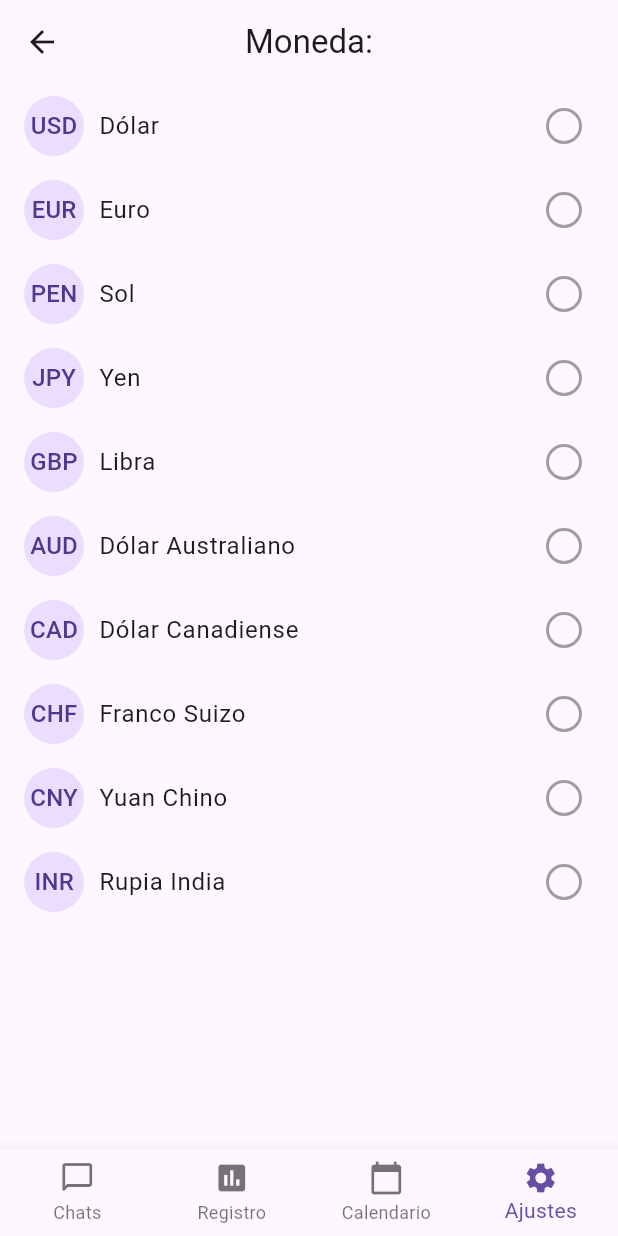
After one commit to jesusmfb07/financial-application, a Flutter app: the screen it shows after launch, item 4 of the bottom bar chosen, after a tap on "Monedas", on a phone screen of 412 x 824 dp. The commit adds this screen. Run offline on Flutter 3.47's test engine with Material 3 defaults, Android fonts, the phone set to English and light mode, and no system bars; our stand-ins replace file_picker, open_file, sqflite; missing offline and left inert: flutter_pdfview; accounts and stored records are empty.

Commit message:
implementing currencies

```diff
--- /dev/null
+++ b/devtools_options.yaml
@@ -0,0 +1,3 @@
+description: This file stores settings for Dart & Flutter DevTools.
+documentation: https://docs.flutter.dev/tools/devtools/extensions#configure-extension-enablement-states
+extensions:
--- /dev/null
+++ b/lib/finances/application/use_cases/category_use_case.dart
@@ -0,0 +1 @@
+// TODO Implement this library.
--- a/lib/finances/domain/entities/egress_entry_entity.dart
+++ b/lib/finances/domain/entities/egress_entry_entity.dart
@@ -3,8 +3,8 @@ class EgressEntry {
   final String description;
   final double amount;
   final DateTime date;
-  final String category;
-  final String provider;
+  final String? category;
+  final String? provider;
   final String? attachmentPath;
 
   EgressEntry({
--- a/lib/finances/ui/myFinancesPages/my_finance_page.dart
+++ b/lib/finances/ui/myFinancesPages/my_finance_page.dart
@@ -8,6 +8,7 @@ import '../../../../shared/providers/application/use_cases/provider_use_case.dar
 import '../../../../shared/providers/domain/aggregates/provider_aggregate.dart';
 import '../../../../shared/providers/infrastructure/adapters/provider_database_adapter.dart';
 import '../../../../shared/ui/navigation_bar_page.dart';
+import '../../../shared/categories/application/use_cases/handler/command/create_category_command.dart';
 import '../../application/ports/egress_port.dart';
 import '../../application/ports/income_port.dart';
 import '../../application/use_cases/egress_use_case.dart';
@@ -48,6 +49,7 @@ class _MyFinancesPageState extends State<MyFinancesPage> {
   late GetEgressEntriesUseCase getEgressEntriesUseCase;
   late GetCategoriesUseCase getCategoriesUseCase;
   late GetProvidersUseCase getProvidersUseCase;
+  late CreateCategoryUseCase createCategoryUseCase; // Añadir esto
 
   @override
   void initState() {
@@ -70,6 +72,7 @@ class _MyFinancesPageState extends State<MyFinancesPage> {
     getEgressEntriesUseCase = GetEgressEntriesQuery(egressEntryPort);
     getCategoriesUseCase = GetCategoriesQuery(CategorySQLiteAdapter());
     getProvidersUseCase = GetProvidersQuery(ProviderSQLiteAdapter());
+    createCategoryUseCase = CreateCategoryCommand(CategorySQLiteAdapter()); // Inicializar esto
 
     _loadInitialData();
   }
@@ -141,6 +144,7 @@ class _MyFinancesPageState extends State<MyFinancesPage> {
         updateEntryUseCase: updateIncomeEntryUseCase,
         getEntriesUseCase: getIncomeEntriesUseCase,
         getCategoriesUseCase: getCategoriesUseCase,
+        createCategoryUseCase: createCategoryUseCase, // Pasar esto
         aggregate: incomeAggregate,
         categoryAggregate: categoryAggregate,
       )
--- a/lib/settings/ui/mySettings/settings_page.dart
+++ b/lib/settings/ui/mySettings/settings_page.dart
@@ -1,3 +1,4 @@
+import 'package:exercises_flutter2/shared/currencies/domain/aggregates/currency_aggregate.dart';
 import 'package:flutter/material.dart';
 import 'package:intl/intl.dart';
 import '../../../chat/ui/pages/expense_manager_page.dart';
@@ -8,6 +9,11 @@ import '../../../shared/categories/application/use_cases/handler/queries/get_cat
 import '../../../shared/categories/domain/aggregates/category_aggregate.dart';
 import '../../../shared/categories/infrastructure/adapters/category_sqlite_adapter.dart';
 import '../../../shared/categories/ui/myCategory/category_page.dart';
+import '../../../shared/currencies/application/use_cases/handler/command/set_currency_command.dart';
+import '../../../shared/currencies/application/use_cases/handler/queries/get_currency_query.dart';
+import '../../../shared/currencies/application/use_cases/handler/queries/get_default_currency_query.dart';
+import '../../../shared/currencies/infrastructure/adapters/currency_adapter.dart';
+import '../../../shared/currencies/ui/currency_page.dart';
 import '../../../shared/providers/application/use_cases/handler/command/create_provider_command.dart';
 import '../../../shared/providers/application/use_cases/handler/command/delete_provider_command.dart';
 import '../../../shared/providers/application/use_cases/handler/command/update_provider_command.dart';
@@ -33,12 +39,20 @@ class SettingsPage extends StatelessWidget {
     final deleteProviderUseCase = DeleteProviderCommand(providerAdapter);
     final getProvidersUseCase = GetProvidersQuery(providerAdapter);
 
+
     final CategorySQLiteAdapter categoryAdapter = CategorySQLiteAdapter();
     final CategoryAggregate categoryAggregate = CategoryAggregate(categories: []);
     final createCategoryUseCase = CreateCategoryCommand(categoryAdapter);
     final updateCategoryUseCase = UpdateCategoryCommand(categoryAdapter);
     final deleteCategoryUseCase = DeleteCategoryCommand(categoryAdapter);
     final getCategoriesUseCase = GetCategoriesQuery(categoryAdapter);
+
+    final CurrencySQLiteAdapter currencyAdapter = CurrencySQLiteAdapter();
+    final CurrencyAggregate currencyAggregate = CurrencyAggregate(currencies: []);
+    final getCurrenciesUseCase = GetCurrenciesQuery(currencyAdapter);
+    final getDefaultCurrencyUseCase = GetDefaultCurrencyQuery(currencyAdapter);
+    final setDefaultCurrencyUseCase = SetDefaultCurrencyCommand(currencyAdapter);
+
 
     void _onItemTapped(int index) {
       if (index == 0) {
@@ -152,10 +166,20 @@ class SettingsPage extends StatelessWidget {
                   ),
                   ListTile(
                     leading: Icon(Icons.attach_money),
-                    title: Text('Moneda por defecto'),
+                    title: Text('Monedas'),
                     trailing: Icon(Icons.chevron_right),
-                    onTap: () async {
-                      // Implementación para Moneda por defecto
+                    onTap: () {
+                      Navigator.push(
+                        context,
+                        MaterialPageRoute(
+                          builder: (context) => CurrencyPage(
+                            getCurrenciesUseCase: getCurrenciesUseCase,
+                            getDefaultCurrencyUseCase: getDefaultCurrencyUseCase,
+                            setDefaultCurrencyUseCase: setDefaultCurrencyUseCase,
+                            aggregate: currencyAggregate,
+                          ),
+                        ),
+                      );
                     },
                   ),
                 ],
--- /dev/null
+++ b/lib/shared/currencies/application/use_cases/currency_use_case.dart
@@ -0,0 +1,14 @@
+import '../../domain/aggregates/currency_aggregate.dart';
+import '../../domain/entities/currency_entity.dart';
+
+abstract class GetCurrenciesUseCase {
+  Future<List<Currency>> execute(CurrencyAggregate aggregate);
+}
+
+abstract class GetDefaultCurrencyUseCase {
+  Future<Currency?> execute(CurrencyAggregate aggregate);
+}
+
+abstract class SetDefaultCurrencyUseCase {
+  Future<void> execute(CurrencyAggregate aggregate, String currencyCode);
+}
--- /dev/null
+++ b/lib/shared/currencies/application/use_cases/handler/queries/get_currency_query.dart
@@ -0,0 +1,15 @@
+import '../../../../domain/aggregates/currency_aggregate.dart';
+import '../../../../domain/entities/currency_entity.dart';
+import '../../../ports/currency_port.dart';
+import '../../currency_use_case.dart';
+
+class GetCurrenciesQuery implements GetCurrenciesUseCase {
+  final CurrencyPort currencyPort;
+
+  GetCurrenciesQuery(this.currencyPort);
+
+  @override
+  Future<List<Currency>> execute(CurrencyAggregate aggregate) async {
+    return await currencyPort.getCurrencies();
+  }
+}
--- /dev/null
+++ b/lib/shared/currencies/application/use_cases/handler/queries/get_default_currency_query.dart
@@ -0,0 +1,15 @@
+import '../../../../domain/aggregates/currency_aggregate.dart';
+import '../../../../domain/entities/currency_entity.dart';
+import '../../../ports/currency_port.dart';
+import '../../currency_use_case.dart';
+
+class GetDefaultCurrencyQuery implements GetDefaultCurrencyUseCase {
+  final CurrencyPort currencyPort;
+
+  GetDefaultCurrencyQuery(this.currencyPort);
+
+  @override
+  Future<Currency?> execute(CurrencyAggregate aggregate) async {
+    return await currencyPort.getDefaultCurrency();
+  }
+}
--- /dev/null
+++ b/lib/shared/currencies/domain/aggregates/currency_aggregate.dart
@@ -0,0 +1,41 @@
+import '../entities/currency_entity.dart';
+
+class CurrencyAggregate {
+  final List<Currency> currencies;
+  String? defaultCurrencyCode;
+
+  CurrencyAggregate({required this.currencies, this.defaultCurrencyCode});
+
+  List<Currency> listCurrencies() {
+    return currencies;
+  }
+
+  Currency? getDefaultCurrency() {
+    return currencies.firstWhere(
+          (currency) => currency.code == defaultCurrencyCode,
+      orElse: () => currencies.first,
+    );
+  }
+
+  void setDefaultCurrency(String currencyCode) {
+    if (currencies.any((currency) => currency.code == currencyCode)) {
+      defaultCurrencyCode = currencyCode;
+    }
+  }
+
+  void addCurrencies(List<Currency> newCurrencies) {
+    currencies.clear();
+    currencies.addAll(newCurrencies);
+  }
+
+  void addDefaultCurrencies(List<Currency> defaultCurrencies) {
+    final List<Currency> merged = List.from(defaultCurrencies);
+    for (var currency in currencies) {
+      if (!merged.any((c) => c.code == currency.code)) {
+        merged.add(currency);
+      }
+    }
+    currencies.clear();
+    currencies.addAll(merged);
+  }
+}
--- /dev/null
+++ b/lib/shared/currencies/domain/entities/currency_entity.dart
@@ -0,0 +1,6 @@
+class Currency {
+  final String code;
+  final String name;
+
+  Currency({required this.code, required this.name});
+}
--- /dev/null
+++ b/lib/shared/currencies/infrastructure/adapters/currency_adapter.dart
@@ -0,0 +1,90 @@
+import 'package:sqflite/sqflite.dart';
+import 'package:path/path.dart';
+import '../../domain/entities/currency_entity.dart';
+import '../../application/ports/currency_port.dart';
+import '../mappers/currency_mapper.dart';
+
+class CurrencySQLiteAdapter implements CurrencyPort {
+  static final CurrencySQLiteAdapter _instance = CurrencySQLiteAdapter._internal();
+  Database? _database;
+
+  factory CurrencySQLiteAdapter() {
+    return _instance;
+  }
+
+  CurrencySQLiteAdapter._internal();
+
+  Future<Database> get database async {
+    if (_database != null) return _database!;
+    _database = await _initDatabase();
+    return _database!;
+  }
+
+  Future<Database> _initDatabase() async {
+    final databasePath = await getDatabasesPath();
+    final path = join(databasePath, 'currencies.db');
+
+    return await openDatabase(
+      path,
+      version: 1,
+      onCreate: (db, version) async {
+        await db.execute('''
+          CREATE TABLE currencies (
+            code TEXT PRIMARY KEY,
+            name TEXT
+          )
+        ''');
+        await db.execute('''
+          CREATE TABLE default_currency (
+            code TEXT PRIMARY KEY
+          )
+        ''');
+      },
+    );
+  }
+
+  @override
+  Future<List<Currency>> getCurrencies() async {
+    final db = await database;
+    final result = await db.query('currencies');
+    return result.map((map) => CurrencyMapper.fromMap(map)).toList();
+  }
+
+  @override
+  Future<Currency?> getDefaultCurrency() async {
+    final db = await database;
+    final result = await db.query('default_currency');
+    if (result.isNotEmpty) {
+      final defaultCurrencyCode = result.first['code'] as String;
+      final currencyResult = await db.query(
+        'currencies',
+        where: 'code = ?',
+        whereArgs: [defaultCurrencyCode],
+      );
+      if (currencyResult.isNotEmpty) {
+        return CurrencyMapper.fromMap(currencyResult.first);
+      }
+    }
+    return null;
+  }
+
+  @override
+  Future<void> setDefaultCurrency(String currencyCode) async {
+    final db = await database;
+    await db.delete('default_currency');
+    await db.insert('default_currency', {'code': currencyCode});
+  }
+
+  Future<void> initializeCurrencies(List<Currency> currencies) async {
+    final db = await database;
+    await db.transaction((txn) async {
+      for (var currency in currencies) {
+        await txn.insert(
+          'currencies',
+          CurrencyMapper.toMap(currency),
+          conflictAlgorithm: ConflictAlgorithm.replace,
+        );
+      }
+    });
+  }
+}
--- /dev/null
+++ b/lib/shared/currencies/ui/currency_page.dart
@@ -0,0 +1,179 @@
+import 'package:flutter/cupertino.dart';
+import 'package:flutter/material.dart';
+
+import '../../ui/navigation_bar_page.dart';
+import '../application/use_cases/currency_use_case.dart';
+import '../domain/aggregates/currency_aggregate.dart';
+import '../domain/entities/currency_entity.dart';
+
+class CurrencyPage extends StatefulWidget {
+  final GetCurrenciesUseCase getCurrenciesUseCase;
+  final GetDefaultCurrencyUseCase getDefaultCurrencyUseCase;
+  final SetDefaultCurrencyUseCase setDefaultCurrencyUseCase;
+  final CurrencyAggregate aggregate;
+
+  CurrencyPage({
+    required this.getCurrenciesUseCase,
+    required this.getDefaultCurrencyUseCase,
+    required this.setDefaultCurrencyUseCase,
+    required this.aggregate,
+  });
+
+  @override
+  _CurrencyPageState createState() => _CurrencyPageState();
+}
+
+class _CurrencyPageState extends State<CurrencyPage> {
+  int _selectedIndex = 3;
+
+  Currency? _defaultCurrency;
+  final List<Currency> _defaultCurrencies = [
+    Currency(name: 'Dólar', code: 'USD'),
+    Currency(name: 'Euro', code: 'EUR'),
+    Currency(name: 'Sol', code: 'PEN'),
+    Currency(name: 'Yen', code: 'JPY'),
+    Currency(name: 'Libra', code: 'GBP'),
+    Currency(name: 'Dólar Australiano', code: 'AUD'),
+    Currency(name: 'Dólar Canadiense', code: 'CAD'),
+    Currency(name: 'Franco Suizo', code: 'CHF'),
+    Currency(name: 'Yuan Chino', code: 'CNY'),
+    Currency(name: 'Rupia India', code: 'INR'),
+  ];
+
+  @override
+  void initState() {
+    super.initState();
+    _loadCurrencies();
+    _loadDefaultCurrency();
+  }
+
+  Future<void> _loadCurrencies() async {
+    final currencies = await widget.getCurrenciesUseCase.execute(widget.aggregate);
+    setState(() {
+      widget.aggregate.addCurrencies(currencies);
+      widget.aggregate.addDefaultCurrencies(_defaultCurrencies);
+    });
+  }
+
+  Future<void> _loadDefaultCurrency() async {
+    final defaultCurrency = await widget.getDefaultCurrencyUseCase.execute(widget.aggregate);
+    setState(() {
+      _defaultCurrency = defaultCurrency;
+    });
+  }
+
+  Future<void> _setDefaultCurrency(Currency currency) async {
+    await widget.setDefaultCurrencyUseCase.execute(widget.aggregate, currency.code);
+    setState(() {
+      _defaultCurrency = currency;
+    });
+  }
+
+  void _showSetDefaultCurrencyDialog(Currency currency) {
+    showDialog(
+      context: context,
+      builder: (BuildContext context) {
+        return AlertDialog(
+          title: Text('Establecer como predeterminada'),
+          content: Text('¿Deseas establecer ${currency.name} como moneda predeterminada?'),
+          actions: <Widget>[
+            Row(
+              mainAxisAlignment: MainAxisAlignment.center,
+              children: [
+                TextButton(
+                  child: Text('Cancelar'),
+                  onPressed: () {
+                    Navigator.of(context).pop();
+                  },
+                ),
+                SizedBox(width: 20),
+                TextButton(
+                  child: Text('Aceptar'),
+                  onPressed: () {
+                    _setDefaultCurrency(currency);
+                    Navigator.of(context).pop();
+                  },
+                ),
+              ],
+            ),
+          ],
+        );
+      },
+    );
+  }
+
+  void _onItemTapped(int index) {
+    setState(() {
+      _selectedIndex = index;
+    });
+  }
+
+  @override
+  Widget build(BuildContext context) {
+    return Scaffold(
+      appBar: AppBar(
+        title: Column(
+          mainAxisAlignment: MainAxisAlignment.center,
+          children: [
+            Text('Moneda:'),
+            if (_defaultCurrency != null)
+              Text(
+                _defaultCurrency!.name,
+                style: TextStyle(fontWeight: FontWeight.bold),
+              ),
+          ],
+        ),
+        centerTitle: true, // This centers the title in the AppBar
+      ),
+      body: ListView.builder(
+        itemCount: widget.aggregate.currencies.length,
+        itemBuilder: (context, index) {
+          final currency = widget.aggregate.currencies[index];
+          final isDefault = currency.code == _defaultCurrency?.code;
+          return ListTile(
+            title: Row(
+              children: [
+                CircleAvatar(
+                  radius: 20,
+                  child: Text(currency.code),
+                ),
+                SizedBox(width: 10),
+                Text(currency.name),
+              ],
+            ),
+            trailing: GestureDetector(
+              onTap: () => _showSetDefaultCurrencyDialog(currency),
+              child: Container(
+                width: 24,
+                height: 24,
+                decoration: BoxDecoration(
+                  shape: BoxShape.circle,
+                  border: Border.all(
+                    color: isDefault ? Colors.green : Colors.grey,
+                    width: 2,
+                  ),
+                ),
+                child: isDefault
+                    ? Center(
+                  child: Container(
+                    width: 12,
+                    height: 12,
+                    decoration: BoxDecoration(
+                      shape: BoxShape.circle,
+                      color: Colors.green,
+                    ),
+                  ),
+                )
+                    : null,
+              ),
+            ),
+          );
+        },
+      ),
+      bottomNavigationBar: CustomBottomNavigationBar(
+        currentIndex: _selectedIndex,
+        onTap: _onItemTapped,
+      ),
+    );
+  }
+}
--- a/pubspec.yaml
+++ b/pubspec.yaml
@@ -24,6 +24,7 @@ dependencies:
   flutter_cached_pdfview: ^0.4.2
   chakre_pdf_viewer: ^1.1.0
   pdf_render: ^1.4.10
+  uuid: 4.4.0
 
 dev_dependencies:
   flutter_test:
```
Also changed, not shown: lib/finances/ui/myFinancesPages/income/income_entry_form.dart (+84 -19 lines), lib/finances/ui/myFinancesPages/income/income_page.dart (+63 -17 lines), lib/finances/ui/myFinancesPages/income/widgets/attachment_viewer.dart (+2 -11 lines), lib/shared/currencies/application/ports/currency_port.dart (added, +7 -0 lines), lib/shared/currencies/application/use_cases/handler/command/set_currency_command.dart (added, +15 -0 lines), lib/shared/currencies/infrastructure/mappers/currency_mapper.dart (added, +17 -0 lines), pubspec.lock.
